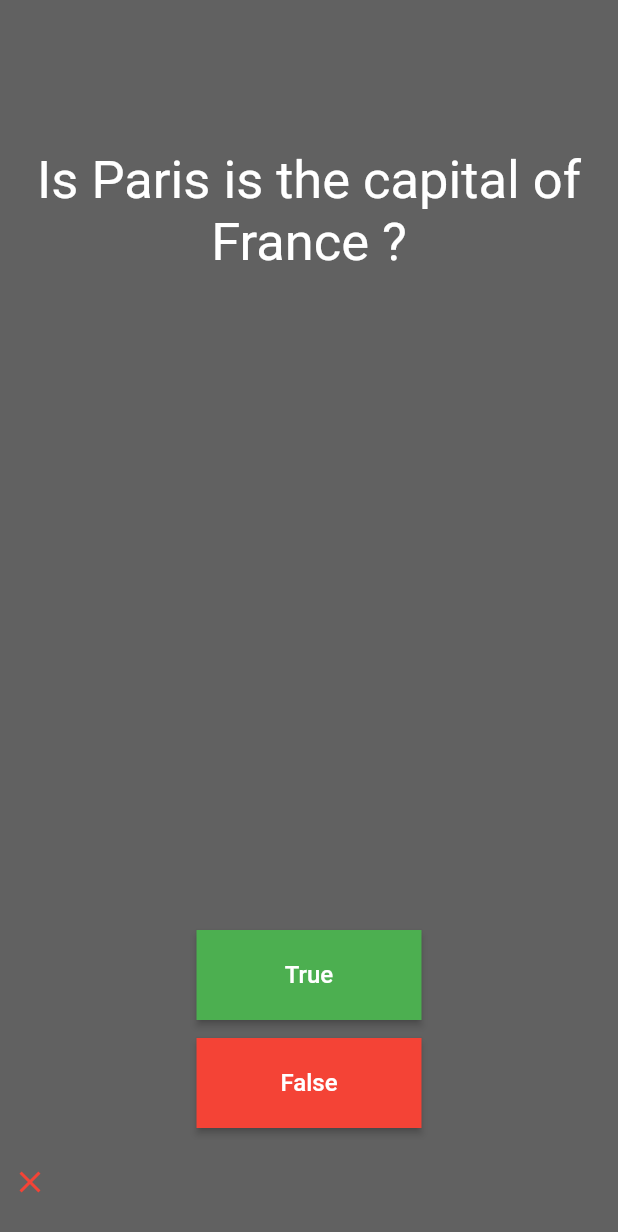
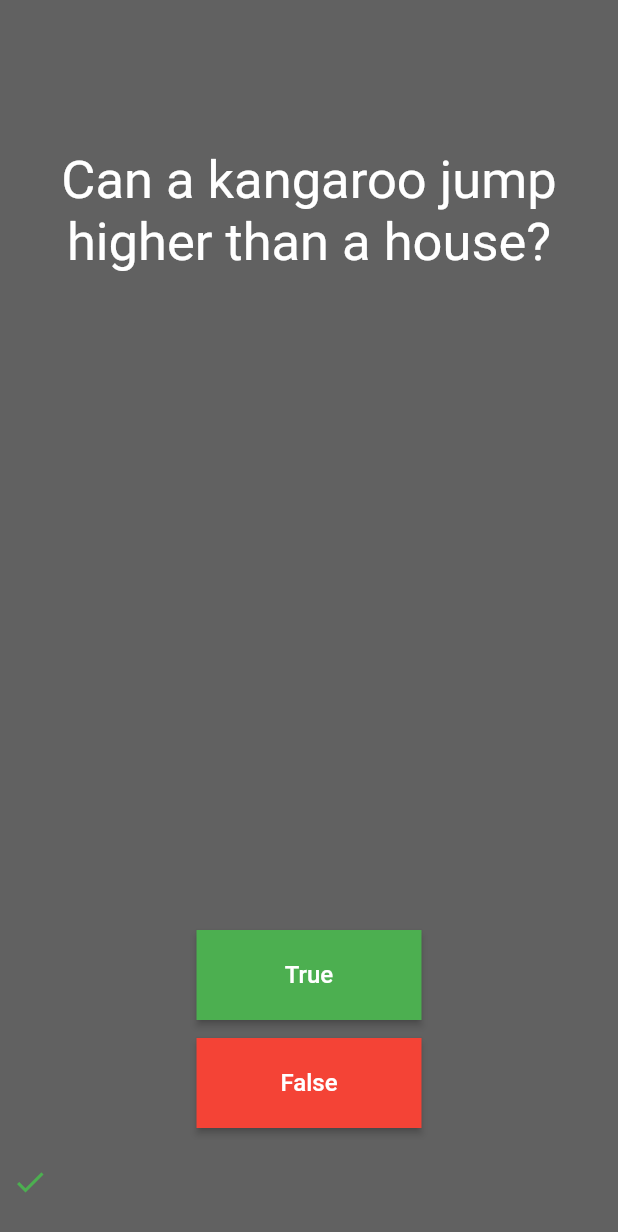
Before and after one commit to salamaEnigma/quiz_app, a Flutter app: the screen it shows after launch, after a tap on "True", on a phone screen of 412 x 824 dp. Shown: the top 1232 px of the screen. Run offline on Flutter 3.47's test engine with Material 2 defaults, Android fonts, the phone set to English and light mode, and no system bars.

Commit message:
Add question class

```diff
--- a/lib/main.dart
+++ b/lib/main.dart
@@ -48,7 +48,7 @@ class _MyHomePageState extends State<MyHomePage> {
               height: 100,
             ),
             Center(
-                child: Text(qMap.keys.toList()[currentIndex],
+                child: Text(questions[currentIndex].text,
                     textAlign: TextAlign.center,
                     style: const TextStyle(fontSize: 35, color: Colors.white))),
             const Spacer(),
@@ -107,10 +107,8 @@ class _MyHomePageState extends State<MyHomePage> {
   // Your Logic
   void checkAnswers(bool buttonValue) {
     // Check for score
-    if (scoreIcons.length < qMap.entries.length) {
-      print("Button Value : $buttonValue");
-      print("Right Answer : $currentIndex}");
-      if (buttonValue == qMap.values.toList()[currentIndex]) {
+    if (scoreIcons.length < questions.length) {
+      if (buttonValue == questions[currentIndex].answer) {
         // Add Check Icon
         scoreIcons.add(
           const Icon(Icons.check, color: Colors.green),
@@ -124,7 +122,7 @@ class _MyHomePageState extends State<MyHomePage> {
     }
 
     // Check for questions
-    if (currentIndex < qMap.entries.length - 1) {
+    if (currentIndex < questions.length - 1) {
       // * State Changes
       // Increase the index to get the next question
       currentIndex++;
--- a/lib/questions.dart
+++ b/lib/questions.dart
@@ -1,10 +1,21 @@
-// Questions Map
-Map<String, bool> qMap = {
-  "Is Paris is the capital of Egypt ?": false,
-  "Is Paris is the capital of France ?": true,
-  "Is Paris is the capital of England ?": false,
-  "Is Paris is the capital of Cameron ?": false,
-  "Is Paris is the capital of USA ?": false,
-  "Is Paris is the capital of Canada ?": false,
-  "Is Paris is the capital of Australia ?": false,
-};
+class Question {
+  final String text;
+  final bool answer;
+  const Question({
+    required this.text,
+    required this.answer,
+  });
+}
+
+const List<Question> questions = [
+  Question(text: "Is a hotdog a sandwich?", answer: true),
+  Question(text: "Can a kangaroo jump higher than a house?", answer: true),
+  Question(text: "Is the moon made of cheese?", answer: false),
+  Question(text: "Do fish sleep?", answer: true),
+  Question(text: "Can a penguin fly?", answer: false),
+  Question(text: "Do chickens have dreams?", answer: true),
+  Question(text: "Is a tomato a fruit ?", answer: true),
+  Question(text: "Can a snake climb a tree?", answer: true),
+  Question(text: "Is a giraffe's tongue always blue?", answer: false),
+  Question(text: "Do elephants jump?", answer: false),
+];
```
